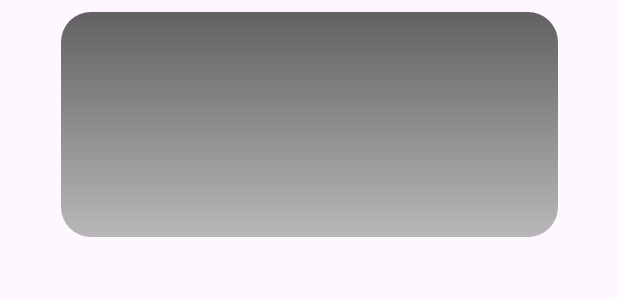
After one commit to jorgeizaguirree/Android_app, an Android app: the layout list_item.xml on its own in the app's theme, with its tools: preview values and no code run, on a phone screen of 412 x 824 dp. The commit adds this screen. Shown: the top 300 px of the screen. Run offline under Robolectric (Android 15) with nearby library versions, the phone set to English and light mode, and no system bars; network calls fail.

Commit message:
lista de quotes chula rechula

```diff
--- a/app/src/main/java/upm/es/proyecto_app/settingsScreen.java
+++ b/app/src/main/java/upm/es/proyecto_app/settingsScreen.java
@@ -59,6 +59,7 @@ public class settingsScreen extends AppCompatActivity {
         }
 
         backIcon.setOnClickListener(v -> finish());
+
         galleryLauncher = registerForActivityResult(
                 new ActivityResultContracts.StartActivityForResult(),
                 result -> {
--- /dev/null
+++ b/app/src/main/res/layout/list_item.xml
@@ -0,0 +1,34 @@
+<?xml version="1.0" encoding="utf-8"?>
+<androidx.constraintlayout.widget.ConstraintLayout xmlns:android="http://schemas.android.com/apk/res/android"
+    xmlns:app="http://schemas.android.com/apk/res-auto"
+    android:layout_width="match_parent"
+    android:layout_height="wrap_content"
+    android:padding="8dp">
+
+    <View
+        android:id="@+id/quoteScreen_view_quoteBackground"
+        android:layout_width="331dp"
+        android:layout_height="150dp"
+        android:background="@drawable/quote_background"
+        app:layout_constraintBottom_toBottomOf="parent"
+        app:layout_constraintEnd_toEndOf="parent"
+        app:layout_constraintStart_toStartOf="parent"
+        app:layout_constraintTop_toTopOf="parent"
+        app:layout_constraintVertical_bias="1.0" />
+
+    <TextView
+        android:id="@+id/quoteScreen_txt_quote"
+        android:layout_width="282dp"
+        android:layout_height="105dp"
+        android:fontFamily="@font/montserrat_regular"
+        android:gravity="center"
+        android:text=""
+        android:textAlignment="center"
+        android:textColor="@color/white"
+        app:layout_constraintBottom_toBottomOf="@+id/quoteScreen_view_quoteBackground"
+        app:layout_constraintEnd_toEndOf="@+id/quoteScreen_view_quoteBackground"
+        app:layout_constraintHorizontal_bias="0.483"
+        app:layout_constraintStart_toStartOf="@+id/quoteScreen_view_quoteBackground"
+        app:layout_constraintTop_toTopOf="@+id/quoteScreen_view_quoteBackground" />
+
+</androidx.constraintlayout.widget.ConstraintLayout>
```
Also changed, not shown: app/src/main/java/upm/es/proyecto_app/quotes_activity.java (+6 -4 lines), app/src/main/res/layout/activity_home_screen.xml (+4 -3 lines), app/src/main/res/layout/activity_quotes.xml (+14 -13 lines).
